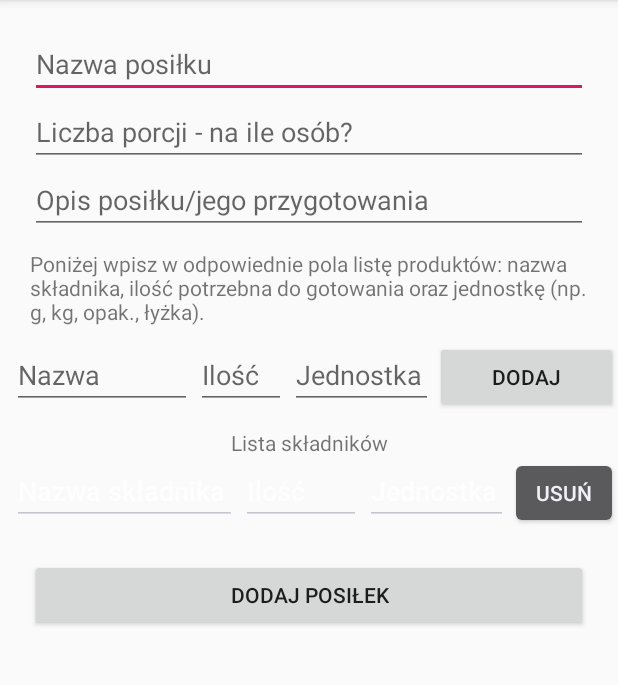
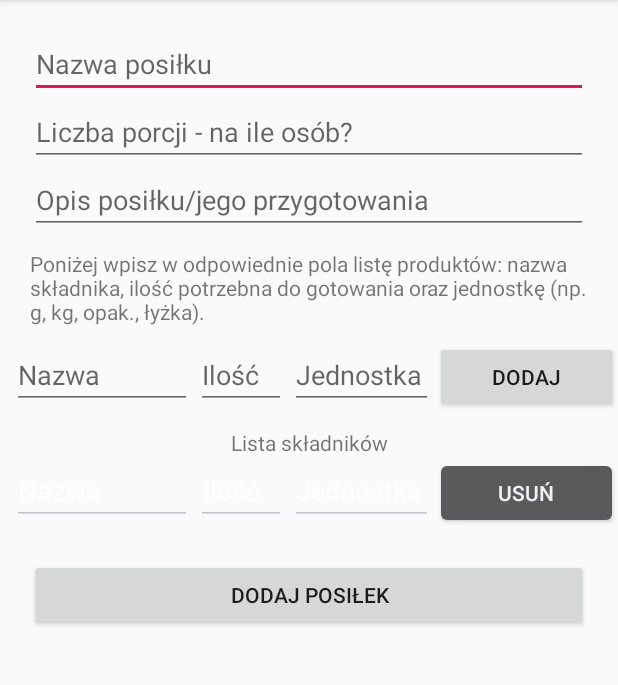
Before and after one commit to kszpieg/nosh-app, an Android app: the AddMealActivity screen opened directly, with no data from a screen before it, after a tap on "DODAJ", on a phone screen of 412 x 824 dp, the part 84-769 px from its top. Run offline under Robolectric (Android 15) with nearby library versions, the phone set to English and light mode, and no system bars; Roboto replaces fonts that are not available here.

Commit message:
Quick Fix - fix delete button width

```diff
--- a/app/src/main/res/layout/row.xml
+++ b/app/src/main/res/layout/row.xml
@@ -4,14 +4,14 @@
     android:layout_height="wrap_content">
     <EditText
         android:id="@+id/etMealIngredientNameOut"
-        android:layout_width="150dp"
+        android:layout_width="120dp"
         android:layout_height="wrap_content"
         android:layout_marginStart="8dp"
         android:layout_marginEnd="1dp"
-        android:hint="Nazwa składnika" />
+        android:hint="Nazwa" />
     <EditText
         android:id="@+id/etMealIngredientCountOut"
-        android:layout_width="80dp"
+        android:layout_width="60dp"
         android:layout_height="wrap_content"
         android:layout_toRightOf="@+id/etMealIngredientNameOut"
         android:layout_marginStart="1dp"
@@ -28,7 +28,7 @@
         android:hint="Jednostka" />
     <Button
         android:id="@+id/btnRemoveMealIngredient"
-        android:layout_width="wrap_content"
+        android:layout_width="match_parent"
         android:layout_height="wrap_content"
         android:layout_toRightOf="@+id/etMealIngredientUnitOut"
         android:text="Usuń"/>
```
